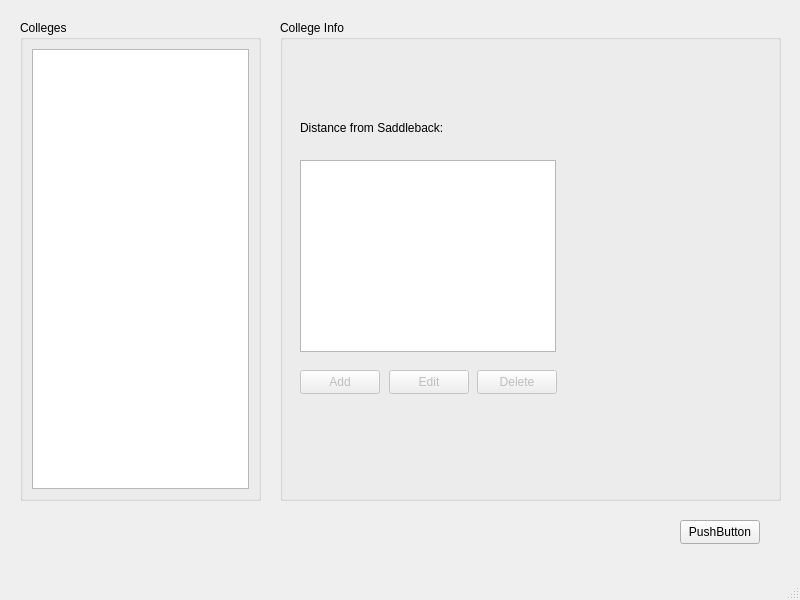
First picture: the form in forms/mainwindow.ui, repository DimitriChrysafis/CollegeDistanceProject, before the edit.
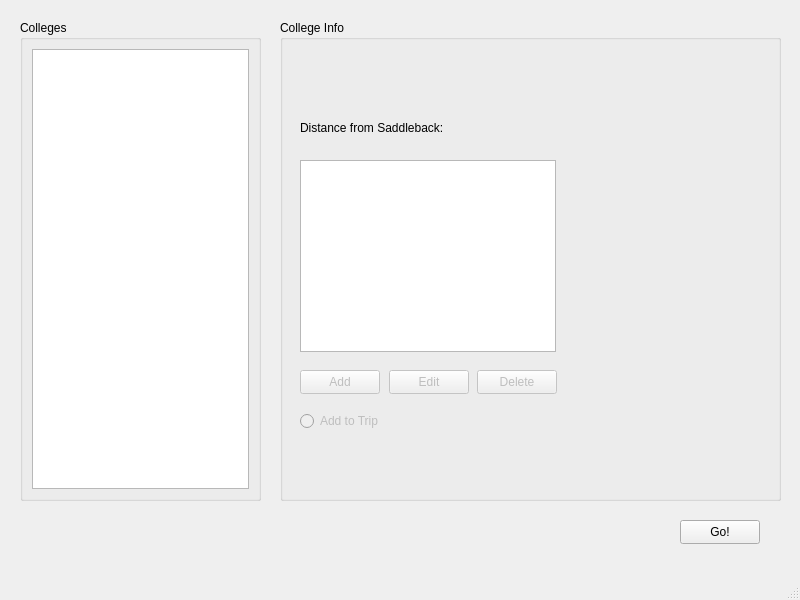
Second picture: the form after the edit.

Commit message: Implementing trip planning

Diff of the .ui file:
```diff
--- a/forms/mainwindow.ui
+++ b/forms/mainwindow.ui
@@ -24,7 +24,7 @@
      </rect>
     </property>
     <property name="text">
-     <string>PushButton</string>
+     <string>Go!</string>
     </property>
    </widget>
    <widget class="QGroupBox" name="box_collegeNames">
@@ -154,6 +154,35 @@
       <string>Delete</string>
      </property>
     </widget>
+    <widget class="QRadioButton" name="button_addToTrip">
+     <property name="enabled">
+      <bool>false</bool>
+     </property>
+     <property name="geometry">
+      <rect>
+       <x>20</x>
+       <y>390</y>
+       <width>91</width>
+       <height>22</height>
+      </rect>
+     </property>
+     <property name="text">
+      <string>Add to Trip</string>
+     </property>
+    </widget>
+   </widget>
+   <widget class="QLabel" name="label_tripColleges">
+    <property name="geometry">
+     <rect>
+      <x>20</x>
+      <y>520</y>
+      <width>641</width>
+      <height>41</height>
+     </rect>
+    </property>
+    <property name="text">
+     <string/>
+    </property>
    </widget>
   </widget>
   <widget class="QMenuBar" name="menubar">
```
Left out of the diff: 2 changed lines with no effect on the pictures. The commit also changes 5 other files.
